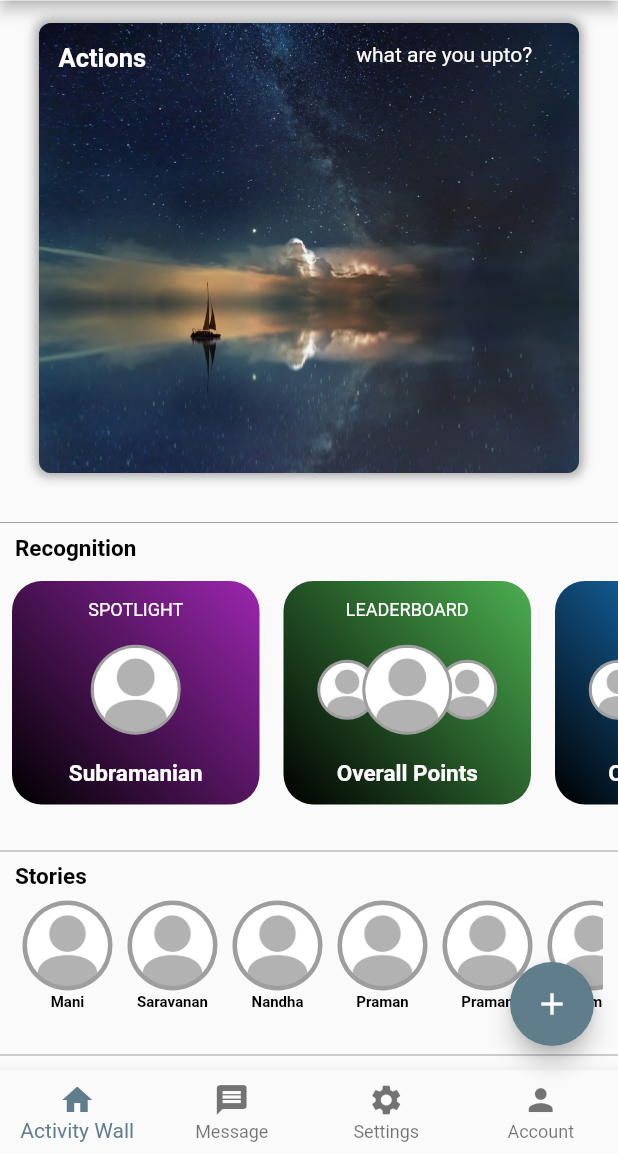
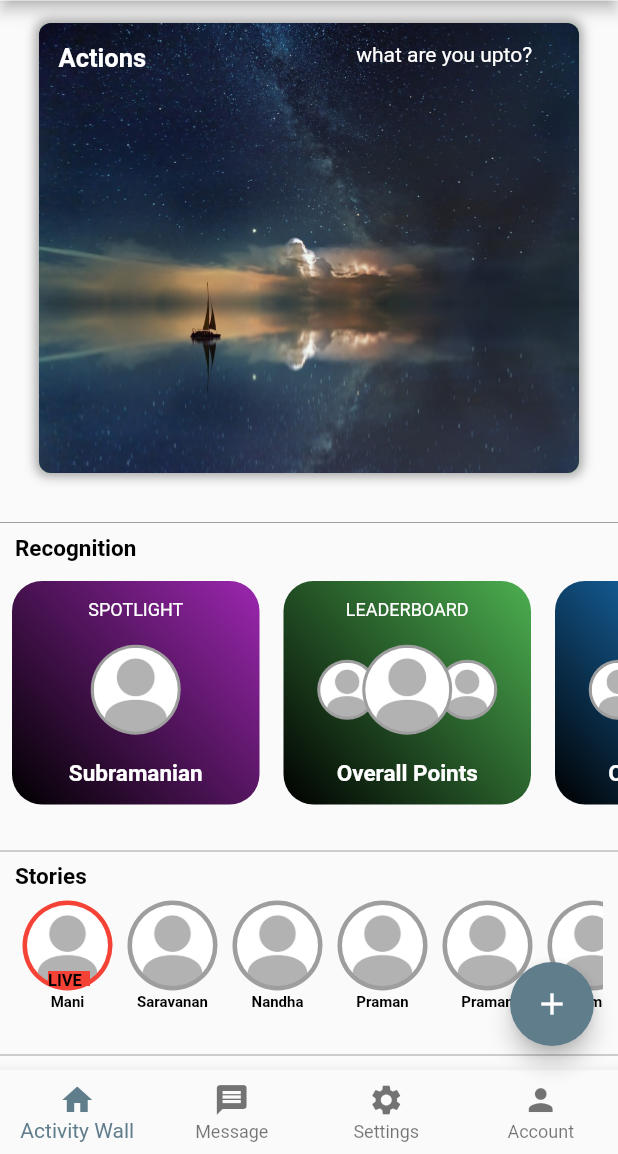
Before and after one commit to Subramanian-Augusta/FluttterSkylab2, a Flutter app: the screen it shows after launch, after a tap on "Login", on a phone screen of 412 x 824 dp, the part 82-1236 px from its top. Run offline on Flutter 3.47's test engine with Material 2 defaults, Android fonts, the light colour scheme and no system bars.

Commit message:
21 march changes.

```diff
--- a/lib/Activitywall.dart
+++ b/lib/Activitywall.dart
@@ -171,13 +171,13 @@
                         child: ListView(
                             scrollDirection: Axis.horizontal,
                             children: [
-                              StoriesContainer(UserName: "Mani"),
-                              StoriesContainer(UserName: "Saravanan"),
-                              StoriesContainer(UserName: "Nandha"),
-                              StoriesContainer(UserName: "Praman"),
-                              StoriesContainer(UserName: "Praman"),
-                              StoriesContainer(UserName: "Praman"),
-                              StoriesContainer(UserName: "Praman"),
+                              StoriesContainer(UserName: "Mani",isLive: true),
+                              StoriesContainer(UserName: "Saravanan",isLive: false,),
+                              StoriesContainer(UserName: "Nandha",isLive: false,),
+                              StoriesContainer(UserName: "Praman",isLive: false,),
+                              StoriesContainer(UserName: "Praman",isLive: false,),
+                              StoriesContainer(UserName: "Praman",isLive: false,),
+                              StoriesContainer(UserName: "Praman",isLive: false,),
                             ]),
                       )
                     ]),
@@ -315,8 +315,9 @@
 
 class StoriesContainer extends StatelessWidget {
   final String? UserName;
+  final bool? isLive;
 
-  const StoriesContainer({super.key, required this.UserName});
+  const StoriesContainer({super.key, required this.UserName,required this.isLive});
 
   @override
   Widget build(BuildContext context) {
@@ -326,17 +327,55 @@
         child: Column(
             mainAxisAlignment: MainAxisAlignment.start,
             children: <Widget>[
+
+
               CircleAvatar(
                 radius: 30,
-                backgroundColor: Colors.grey,
+                backgroundColor:(isLive == true) ?Colors.red :Colors.grey,
                 child: Padding(
                   padding: const EdgeInsets.all(3),
-                  child: ClipOval(
-                      child: Image.asset(
-                    'assets/images/profileimage1.jpeg',
-                    width: 55,
-                    height: 55,
-                  )),
+                  child: Stack
+                  (
+                    children:<Widget>[ ClipOval(
+                        child: Image.asset(
+                      'assets/images/profileimage1.jpeg',
+                      width: 55,
+                      height: 55,
+                    )),
+
+                    if (isLive == true ) ...[
+                    Padding(
+                      padding: const EdgeInsets.only(left:14.0,bottom: 0),
+
+
+                        child: Column(
+                          mainAxisAlignment: MainAxisAlignment.end,
+                        //  crossAxisAlignment: CrossAxisAlignment.center,
+                          children:<Widget>[Container(
+                            height:10 ,
+                        width: 28,
+                        decoration: BoxDecoration(
+                          shape: BoxShape.rectangle,
+                          color: Colors.red
+                        ),
+
+                            child: Text(
+                              "LIVE",
+                              style: TextStyle(
+                                color: Colors.black,
+                                          fontSize: 11,
+                                          fontWeight: FontWeight.bold,
+
+                              ),
+                            ),
+                          )]
+                        ),
+
+                    )
+                    ]
+
+                    ]
+                  ),
                 ),
               ),
               SizedBox(
--- a/lib/login.dart
+++ b/lib/login.dart
@@ -10,13 +10,22 @@
 class _LoginDemoState extends State<LoginDemo> {
   @override
   Widget build(BuildContext context) {
-    return Scaffold(
-      backgroundColor: Colors.white,
-      body: SingleChildScrollView(
-        child: Column(
+    return Container(
+
+      decoration: BoxDecoration(
+        gradient: LinearGradient(
+          begin: Alignment.bottomLeft,
+          end: Alignment.topRight,
+
+          colors:[Colors.white,Colors.blueGrey] )
+      ),
+      child: Scaffold(
+        backgroundColor: Colors.transparent,
+
+        body: Column(
           children: <Widget>[
             Padding(
-              padding: const EdgeInsets.only(top: 60.0),
+              padding: const EdgeInsets.only(top: 120.0),
               child: Center(
                 child: Container(
                     width: 200,
@@ -37,7 +46,12 @@
               padding: EdgeInsets.symmetric(horizontal: 25),
               child: TextField(
                 decoration: InputDecoration(
-                    border: OutlineInputBorder(),
+                  // fillColor: Colors.black,
+                    border: OutlineInputBorder(
+                      borderSide:BorderSide(
+                        width: 3,color: Colors.red
+                      )
+                    ),
                     labelText: 'Email',
                     hintText: 'Enter valid email id as abc@gmail.com'),
               ),
@@ -55,7 +69,9 @@
                     hintText: 'Enter secure password'),
               ),
             ),
-            TextButton(
+            Padding(
+              padding: const EdgeInsets.only(left: 200),
+              child: TextButton(
                 onPressed: () {
                   //TODO FORGOT PASSWORD SCREEN GOES HERE
                 },
@@ -64,11 +80,15 @@
                   style: TextStyle(color: Colors.black, fontSize: 15),
                 ),
               ),
+            ),
+            SizedBox(
+              height: 0,
+            ),
             Container(
               height: 50,
-              width: 150,
+              width: 340,
               decoration: BoxDecoration(
-                  color: Colors.black, borderRadius: BorderRadius.circular(5)),
+                  color: Colors.blue, borderRadius: BorderRadius.circular(5)),
               child: TextButton(
                 onPressed: () {
                   Navigator.push(
@@ -83,14 +103,22 @@
               ),
             ),
             const SizedBox(
-              height: 130,
+              height: 240,
+            ),
+            Divider(
+              color: Colors.grey,
             ),
             TextButton(
                 onPressed: () {
                   Navigator.push(
                       context, MaterialPageRoute(builder: (_) => SignUpDemo()));
                 },
-                child: const Text('New User? Create Account'))
+                child: const Text('New User? Create Account',
+                style: TextStyle(
+                  fontWeight: FontWeight.bold,
+                  color: Colors.black
+                ),
+                ))
           ],
         ),
       ),
```
Also changed, not shown: lib/Profile.dart (+69 -1 lines), lib/SignupPage.dart (+40 -19 lines). Lines whose indentation alone changed are shown as unchanged.
